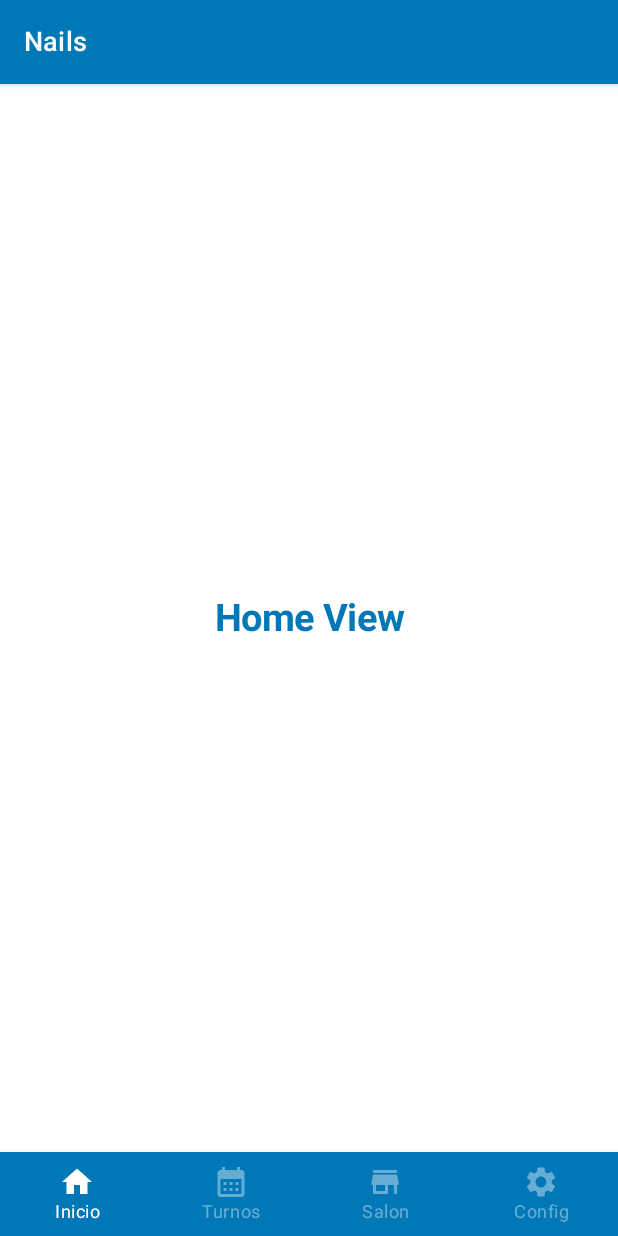
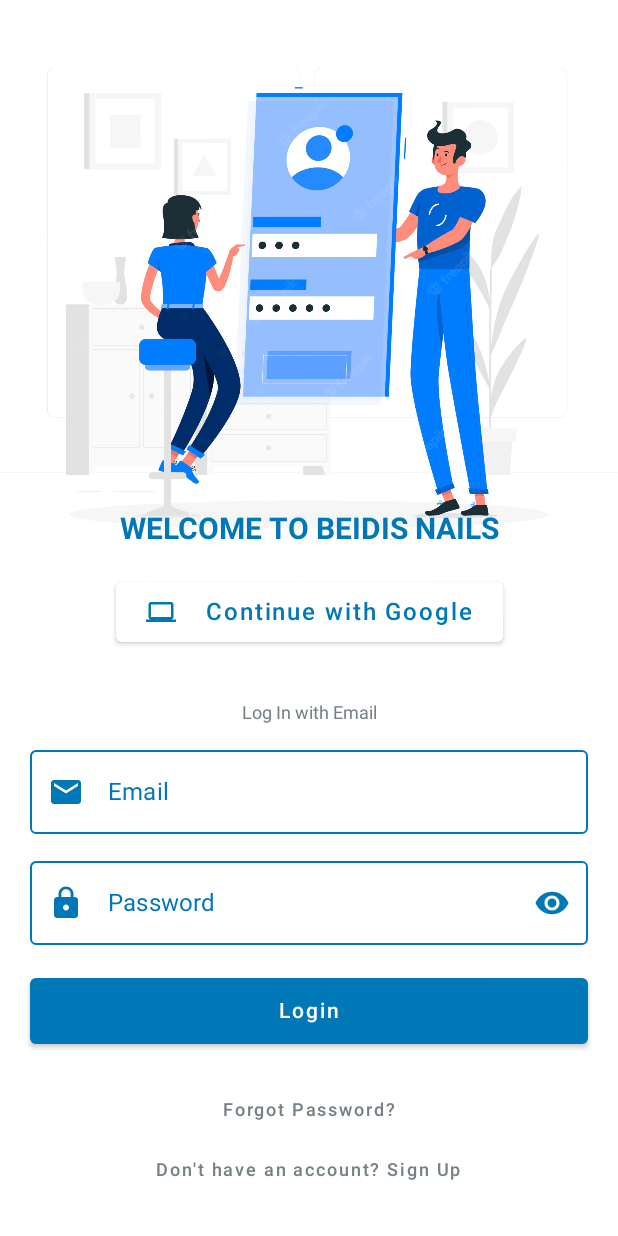
Before and after one commit to juliangg910316/nails_kotlin, an Android app built with Jetpack Compose: the screen it shows after launch (MainActivity), on a phone screen of 412 x 824 dp. Run offline under Robolectric (Android 15) with nearby library versions, the phone set to English and light mode, and no system bars; our stand-ins replace Dagger/Hilt's generated code.

Commit message:
Add Login Screen

```diff
--- a/app/src/main/AndroidManifest.xml
+++ b/app/src/main/AndroidManifest.xml
@@ -1,6 +1,7 @@
 <?xml version="1.0" encoding="utf-8"?>
 <manifest xmlns:android="http://schemas.android.com/apk/res/android"
-    xmlns:tools="http://schemas.android.com/tools">
+    xmlns:tools="http://schemas.android.com/tools"
+    package="com.juliangg.nails">
 
     <application
         android:name=".NailsApplication"
@@ -16,7 +17,6 @@
         <activity
             android:name=".MainActivity"
             android:exported="true"
-            android:label="@string/app_name"
             android:theme="@style/Theme.Nails">
             <intent-filter>
                 <action android:name="android.intent.action.MAIN" />
--- a/app/src/main/java/com/juliangg/nails/MainActivity.kt
+++ b/app/src/main/java/com/juliangg/nails/MainActivity.kt
@@ -4,25 +4,38 @@ import android.os.Bundle
 import androidx.activity.ComponentActivity
 import androidx.activity.compose.setContent
 import androidx.compose.foundation.layout.Box
+import androidx.compose.foundation.layout.fillMaxSize
 import androidx.compose.foundation.layout.padding
+import androidx.compose.material.MaterialTheme
 import androidx.compose.material.Scaffold
+import androidx.compose.material.Surface
 import androidx.compose.runtime.Composable
 import androidx.compose.ui.Modifier
+import androidx.compose.ui.graphics.Color
 import androidx.compose.ui.res.colorResource
 import androidx.compose.ui.tooling.preview.Preview
 import androidx.navigation.compose.rememberNavController
+import com.juliangg.nails.features.login.LoginScreen
 import com.juliangg.nails.route.Navigation
 import com.juliangg.nails.ui.theme.NailsTheme
 import com.juliangg.nails.widgets.BottomNavigationBar
 import com.juliangg.nails.widgets.TopBar
-//import dagger.hilt.android.AndroidEntryPoint
+import dagger.hilt.android.AndroidEntryPoint
 
-//@AndroidEntryPoint
+@AndroidEntryPoint
 class MainActivity : ComponentActivity() {
     override fun onCreate(savedInstanceState: Bundle?) {
         super.onCreate(savedInstanceState)
         setContent {
-            MainScreen()
+            NailsTheme {
+                // A surface container using the 'background' color from the theme
+                Surface(
+                    modifier = Modifier.fillMaxSize(),
+                    color = Color.White   //MaterialTheme.colors.background
+                ) {
+                    LoginScreen()
+                }
+            }
         }
     }
 }
--- a/app/src/main/java/com/juliangg/nails/NailsApplication.kt
+++ b/app/src/main/java/com/juliangg/nails/NailsApplication.kt
@@ -2,9 +2,9 @@ package com.juliangg.nails
 
 import android.app.Application
 import com.juliangg.nails.database.AppDatabase
-//import dagger.hilt.android.HiltAndroidApp
+import dagger.hilt.android.HiltAndroidApp
 
-//@HiltAndroidApp
+@HiltAndroidApp
 class NailsApplication: Application() {
     val database: AppDatabase by lazy { AppDatabase.getDatabase(this) }
 }
--- a/app/src/main/java/com/juliangg/nails/features/calendar/CalendarScreen.kt
+++ b/app/src/main/java/com/juliangg/nails/features/calendar/CalendarScreen.kt
@@ -20,6 +20,7 @@ import androidx.compose.ui.unit.dp
 import androidx.compose.ui.unit.sp
 import androidx.compose.ui.window.Dialog
 import androidx.compose.ui.window.DialogProperties
+import androidx.hilt.navigation.compose.hiltViewModel
 import androidx.lifecycle.viewmodel.compose.viewModel
 import com.himanshoe.kalendar.Kalendar
 import com.himanshoe.kalendar.color.KalendarThemeColor
@@ -31,11 +32,11 @@ import com.juliangg.nails.ui.theme.*
 import com.juliangg.nails.widgets.CompleteDialogContent
 
 @Composable
-fun CalendarScreen(
-    calendarViewModel: CalendarViewModel = viewModel()
-) {
+fun CalendarScreen() {
     // Context to toast a message
     val ctx: Context = LocalContext.current
+
+    val calendarViewModel = hiltViewModel<CalendarViewModel>()
 
     // Dialog state Manager
     val dialogState: MutableState<Boolean> = remember {
--- a/app/src/main/java/com/juliangg/nails/features/calendar/CalendarViewModel.kt
+++ b/app/src/main/java/com/juliangg/nails/features/calendar/CalendarViewModel.kt
@@ -9,9 +9,9 @@ import com.juliangg.nails.database.turn.TurnDao
 import kotlinx.coroutines.flow.Flow
 import kotlinx.datetime.LocalDate
 import java.time.LocalDateTime
-//import javax.inject.Inject
+import javax.inject.Inject
 
-class CalendarViewModel (
+class CalendarViewModel @Inject constructor(
     private val turnDao: TurnDao
 ): ViewModel() {
     val kalendarDay: KalendarDay = KalendarDay(LocalDate(
--- a/app/src/main/java/com/juliangg/nails/features/home/HomeScreen.kt
+++ b/app/src/main/java/com/juliangg/nails/features/home/HomeScreen.kt
@@ -4,6 +4,7 @@ import androidx.compose.foundation.background
 import androidx.compose.foundation.layout.Column
 import androidx.compose.foundation.layout.fillMaxSize
 import androidx.compose.foundation.layout.wrapContentSize
+import androidx.compose.material.OutlinedTextField
 import androidx.compose.material.Text
 import androidx.compose.runtime.Composable
 import androidx.compose.ui.Alignment
@@ -33,5 +34,6 @@ fun HomeScreen() {
             textAlign = TextAlign.Center,
             fontSize = 25.sp
         )
+        OutlinedTextField(value = "", onValueChange = {}, label = { Text(text = "First name") },)
     }
 }
--- /dev/null
+++ b/app/src/main/java/com/juliangg/nails/features/login/LoginScreen.kt
@@ -0,0 +1,230 @@
+package com.juliangg.nails.features.login
+
+import android.util.Log
+import androidx.compose.foundation.Image
+import androidx.compose.foundation.background
+import androidx.compose.foundation.layout.*
+import androidx.compose.foundation.text.KeyboardActions
+import androidx.compose.foundation.text.KeyboardOptions
+import androidx.compose.material.*
+import androidx.compose.runtime.*
+import androidx.compose.ui.Alignment
+import androidx.compose.ui.Modifier
+import androidx.compose.ui.graphics.Color
+import androidx.compose.ui.res.painterResource
+import androidx.compose.ui.text.font.FontWeight
+import androidx.compose.ui.text.input.KeyboardType
+import androidx.compose.ui.text.input.PasswordVisualTransformation
+import androidx.compose.ui.text.input.VisualTransformation
+import androidx.compose.ui.text.style.TextAlign
+import androidx.compose.ui.unit.dp
+import androidx.compose.ui.unit.sp
+import com.juliangg.nails.R
+import com.juliangg.nails.ui.theme.BottomBoxShape
+import com.juliangg.nails.ui.theme.LightTextColor
+import com.juliangg.nails.ui.theme.PrimaryColor
+
+@Composable
+fun LoginScreen() {
+    BackgroundImage()
+    LoginArea()
+}
+
+@Composable
+fun LoginArea() {
+
+    var email by remember {
+        mutableStateOf("")
+    }
+    var password by remember {
+        mutableStateOf("")
+    }
+    var isPasswordOpen by remember {
+        mutableStateOf(false)
+    }
+
+    Box (
+        contentAlignment = Alignment.BottomCenter
+    ){
+        Column(
+            horizontalAlignment = Alignment.CenterHorizontally
+        ) {
+            Text(text = "WELCOME TO BEIDIS NAILS",
+                fontSize = 20.sp,
+                color = PrimaryColor,
+                modifier = Modifier
+                    .fillMaxWidth()
+                    .padding(horizontal = 20.dp)
+                    .padding(top = 20.dp),
+                textAlign = TextAlign.Center,
+                fontWeight = FontWeight.Bold
+            )
+            Button(
+                onClick = { /*TODO*/ },
+                colors = ButtonDefaults.buttonColors(
+                    backgroundColor = Color.White
+                ),
+                contentPadding = PaddingValues(horizontal = 20.dp, vertical = 10.dp),
+                modifier = Modifier.padding(top = 20.dp)
+            ) {
+                Row(
+                    verticalAlignment = Alignment.CenterVertically
+                ) {
+                    Icon(
+                        painter = painterResource(id = R.drawable.baseline_computer_24),
+                        contentDescription = "",
+                        tint = Color.Unspecified,
+                        modifier = Modifier.size(20.dp)
+                    )
+                    Spacer(modifier = Modifier.width(20.dp))
+                    Text(
+                        text = "Continue with Google",
+                        color = PrimaryColor,
+                        fontSize = 16.sp
+                    )
+                }
+            }
+
+            Card(
+                modifier = Modifier
+                    .fillMaxWidth()
+                    .padding(top = 20.dp),
+                backgroundColor = Color.White,
+                elevation = 0.dp,
+                shape = BottomBoxShape.medium
+            ) {
+                Column(horizontalAlignment =  Alignment.CenterHorizontally) {
+                    Text(text = "Log In with Email",
+                        color = LightTextColor,
+                        fontSize = 12.sp,
+                        modifier = Modifier.padding(top = 16.dp)
+                    )
+                    OutlinedTextField(
+                        value = email,
+                        onValueChange = { email = it },
+                        label = {
+                            Text(text = "Email", color = PrimaryColor)
+                        },
+                        modifier = Modifier
+                            .fillMaxWidth()
+                            .padding(horizontal = 20.dp)
+                            .padding(top = 10.dp),
+                        colors = TextFieldDefaults.outlinedTextFieldColors(
+                            unfocusedBorderColor = PrimaryColor,
+                            focusedBorderColor = PrimaryColor,
+                            textColor = PrimaryColor
+                        ),
+                        keyboardOptions = KeyboardOptions(
+                            keyboardType = KeyboardType.Email
+                        ),
+                        keyboardActions = KeyboardActions { Log.i("TAG", "LoginArea: ") },
+                        singleLine = true,
+                        leadingIcon = {
+                            Icon(
+                                painter = painterResource(id = R.drawable.baseline_email_24),
+                                contentDescription = "",
+                                tint = PrimaryColor,
+                                modifier = Modifier.size(24.dp)
+                            )
+                        }
+                    )
+                    OutlinedTextField(
+                        value = password,
+                        onValueChange = { password = it },
+                        label = {
+                            Text(text = "Password", color = PrimaryColor)
+                        },
+                        modifier = Modifier
+                            .fillMaxWidth()
+                            .padding(horizontal = 20.dp)
+                            .padding(top = 10.dp),
+                        colors = TextFieldDefaults.outlinedTextFieldColors(
+                            unfocusedBorderColor = PrimaryColor,
+                            focusedBorderColor = PrimaryColor,
+                            textColor = PrimaryColor
+                        ),
+                        keyboardOptions = KeyboardOptions(
+                            keyboardType = KeyboardType.Password
+                        ),
+                        keyboardActions = KeyboardActions { Log.i("TAG", "LoginArea: ") },
+                        singleLine = true,
+                        leadingIcon = {
+                            Icon(
+                                painter = painterResource(id = R.drawable.baseline_lock_24),
+                                contentDescription = "",
+                                tint = PrimaryColor,
+                                modifier = Modifier.size(24.dp)
+                            )
+                        },
+                        visualTransformation = if (!isPasswordOpen) {
+                            PasswordVisualTransformation()
+                        } else {
+                            VisualTransformation.None
+                        },
+                        trailingIcon = {
+                            IconButton(onClick = { isPasswordOpen = !isPasswordOpen }) {
+                                if (!isPasswordOpen) {
+                                    Icon(
+                                        painter = painterResource(id = R.drawable.baseline_visibility_24),
+                                        contentDescription = "",
+                                        tint = PrimaryColor,
+                                        modifier = Modifier.size(24.dp)
+                                    )
+                                } else {
+                                    Icon(
+                                        painter = painterResource(id = R.drawable.baseline_visibility_off_24),
+                                        contentDescription = "",
+                                        tint = PrimaryColor,
+                                        modifier = Modifier.size(24.dp)
+                                    )
+                                }
+                            }
+                        }
+                    )
+
+                    Button(onClick = { /*TODO*/ },
+                        modifier = Modifier
+                            .fillMaxWidth()
+                            .padding(horizontal = 20.dp)
+                            .padding(top = 20.dp),
+                        colors = ButtonDefaults.buttonColors(
+                            backgroundColor = PrimaryColor,
+                            contentColor = Color.White
+                        ),
+                        contentPadding = PaddingValues(vertical = 14.dp)
+                    ) {
+                        Text(text = "Login")
+
+                    }
+
+                    TextButton(onClick = { /*TODO*/ }) {
+                        Text(text = "Forgot Password?",
+                        color = LightTextColor,
+                            fontSize = 12.sp,
+                            modifier = Modifier.padding(top = 26.dp)
+                        )
+                    }
+
+                    TextButton(onClick = { /*TODO*/ }) {
+                        Text(text = "Don't have an account? Sign Up",
+                            color = LightTextColor,
+                            fontSize = 12.sp
+                        )
+                    }
+                    Spacer(modifier = Modifier.height(20.dp))
+                }
+            }
+        }
+    }
+}
+
+@Composable
+fun BackgroundImage() {
+    Box {
+        Image(
+            painter = painterResource(id = R.drawable.login_illustration),
+            contentDescription = "",
+            modifier = Modifier.fillMaxWidth()
+        )
+    }
+}
--- a/app/src/main/java/com/juliangg/nails/ui/theme/Color.kt
+++ b/app/src/main/java/com/juliangg/nails/ui/theme/Color.kt
@@ -1,6 +1,9 @@
 package com.juliangg.nails.ui.theme
 
 import androidx.compose.ui.graphics.Color
+
+val PrimaryColor = Color(0xFF0077B6)
+val LightTextColor = Color(0xFF758084)
 
 val Purple200 = Color(0xFFBB86FC)
 val Purple500 = Color(0xFF6200EE)
--- a/app/src/main/java/com/juliangg/nails/ui/theme/Shape.kt
+++ b/app/src/main/java/com/juliangg/nails/ui/theme/Shape.kt
@@ -9,3 +9,7 @@ val Shapes = Shapes(
     medium = RoundedCornerShape(4.dp),
     large = RoundedCornerShape(0.dp)
 )
+
+val BottomBoxShape = Shapes(
+    medium = RoundedCornerShape(topStart = 14.dp, topEnd = 14.dp)
+)
--- /dev/null
+++ b/app/src/main/res/drawable/baseline_computer_24.xml
@@ -0,0 +1,8 @@
+<vector android:height="24dp"
+    android:tint="#0077B6"
+    android:viewportHeight="24"
+    android:viewportWidth="24"
+    android:width="24dp"
+    xmlns:android="http://schemas.android.com/apk/res/android">
+    <path android:fillColor="@android:color/white" android:pathData="M20,18c1.1,0 1.99,-0.9 1.99,-2L22,6c0,-1.1 -0.9,-2 -2,-2H4c-1.1,0 -2,0.9 -2,2v10c0,1.1 0.9,2 2,2H0v2h24v-2h-4zM4,6h16v10H4V6z"/>
+</vector>
--- /dev/null
+++ b/app/src/main/res/drawable/baseline_email_24.xml
@@ -0,0 +1,5 @@
+<vector android:height="24dp" android:tint="#0077B6"
+    android:viewportHeight="24" android:viewportWidth="24"
+    android:width="24dp" xmlns:android="http://schemas.android.com/apk/res/android">
+    <path android:fillColor="@android:color/white" android:pathData="M20,4L4,4c-1.1,0 -1.99,0.9 -1.99,2L2,18c0,1.1 0.9,2 2,2h16c1.1,0 2,-0.9 2,-2L22,6c0,-1.1 -0.9,-2 -2,-2zM20,8l-8,5 -8,-5L4,6l8,5 8,-5v2z"/>
+</vector>
--- /dev/null
+++ b/app/src/main/res/drawable/baseline_lock_24.xml
@@ -0,0 +1,5 @@
+<vector android:height="24dp" android:tint="#0077B6"
+    android:viewportHeight="24" android:viewportWidth="24"
+    android:width="24dp" xmlns:android="http://schemas.android.com/apk/res/android">
+    <path android:fillColor="@android:color/white" android:pathData="M18,8h-1L17,6c0,-2.76 -2.24,-5 -5,-5S7,3.24 7,6v2L6,8c-1.1,0 -2,0.9 -2,2v10c0,1.1 0.9,2 2,2h12c1.1,0 2,-0.9 2,-2L20,10c0,-1.1 -0.9,-2 -2,-2zM12,17c-1.1,0 -2,-0.9 -2,-2s0.9,-2 2,-2 2,0.9 2,2 -0.9,2 -2,2zM15.1,8L8.9,8L8.9,6c0,-1.71 1.39,-3.1 3.1,-3.1 1.71,0 3.1,1.39 3.1,3.1v2z"/>
+</vector>
--- /dev/null
+++ b/app/src/main/res/drawable/baseline_visibility_24.xml
@@ -0,0 +1,5 @@
+<vector android:height="24dp" android:tint="#0077B6"
+    android:viewportHeight="24" android:viewportWidth="24"
+    android:width="24dp" xmlns:android="http://schemas.android.com/apk/res/android">
+    <path android:fillColor="@android:color/white" android:pathData="M12,4.5C7,4.5 2.73,7.61 1,12c1.73,4.39 6,7.5 11,7.5s9.27,-3.11 11,-7.5c-1.73,-4.39 -6,-7.5 -11,-7.5zM12,17c-2.76,0 -5,-2.24 -5,-5s2.24,-5 5,-5 5,2.24 5,5 -2.24,5 -5,5zM12,9c-1.66,0 -3,1.34 -3,3s1.34,3 3,3 3,-1.34 3,-3 -1.34,-3 -3,-3z"/>
+</vector>
--- /dev/null
+++ b/app/src/main/res/drawable/baseline_visibility_off_24.xml
@@ -0,0 +1,5 @@
+<vector android:height="24dp" android:tint="#0077B6"
+    android:viewportHeight="24" android:viewportWidth="24"
+    android:width="24dp" xmlns:android="http://schemas.android.com/apk/res/android">
+    <path android:fillColor="@android:color/white" android:pathData="M12,7c2.76,0 5,2.24 5,5 0,0.65 -0.13,1.26 -0.36,1.83l2.92,2.92c1.51,-1.26 2.7,-2.89 3.43,-4.75 -1.73,-4.39 -6,-7.5 -11,-7.5 -1.4,0 -2.74,0.25 -3.98,0.7l2.16,2.16C10.74,7.13 11.35,7 12,7zM2,4.27l2.28,2.28 0.46,0.46C3.08,8.3 1.78,10.02 1,12c1.73,4.39 6,7.5 11,7.5 1.55,0 3.03,-0.3 4.38,-0.84l0.42,0.42L19.73,22 21,20.73 3.27,3 2,4.27zM7.53,9.8l1.55,1.55c-0.05,0.21 -0.08,0.43 -0.08,0.65 0,1.66 1.34,3 3,3 0.22,0 0.44,-0.03 0.65,-0.08l1.55,1.55c-0.67,0.33 -1.41,0.53 -2.2,0.53 -2.76,0 -5,-2.24 -5,-5 0,-0.79 0.2,-1.53 0.53,-2.2zM11.84,9.02l3.15,3.15 0.02,-0.16c0,-1.66 -1.34,-3 -3,-3l-0.17,0.01z"/>
+</vector>
--- a/build.gradle
+++ b/build.gradle
@@ -1,8 +1,9 @@
 buildscript {
     ext {
         compose_ui_version = '1.3.2'
-        hilt_version = '2.40'
+        hilt_version = '2.44'
         room_version = '2.4.3'
+        kotlin_version = '1.0.0'
     }
 
     repositories {
@@ -12,6 +13,7 @@ buildscript {
 
     dependencies {
         classpath "com.google.dagger:hilt-android-gradle-plugin:$hilt_version"
+        classpath "org.jetbrains.kotlin:kotlin-gradle-plugin:$kotlin_version"
     }
 }// Top-level build file where you can add configuration options common to all sub-projects/modules.
 plugins {
```
Also changed, not shown: app/build.gradle (+9 -0 lines), app/src/main/res/drawable/login_illustration.webp (added), 1 other file.
